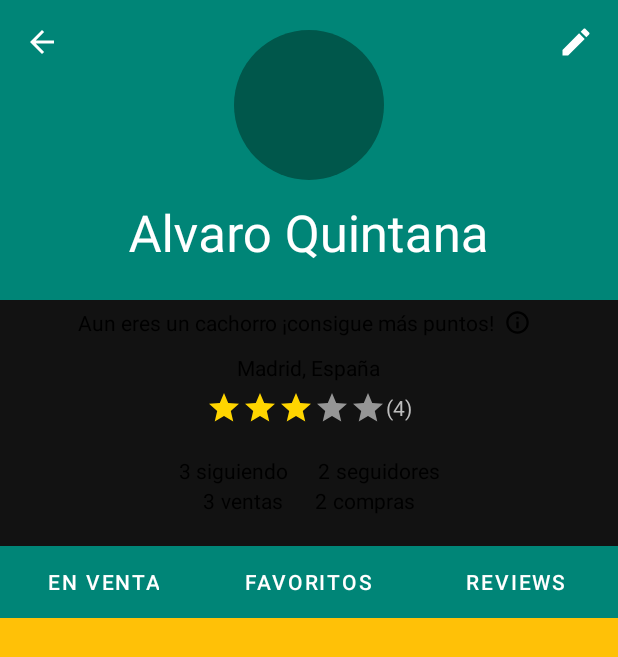
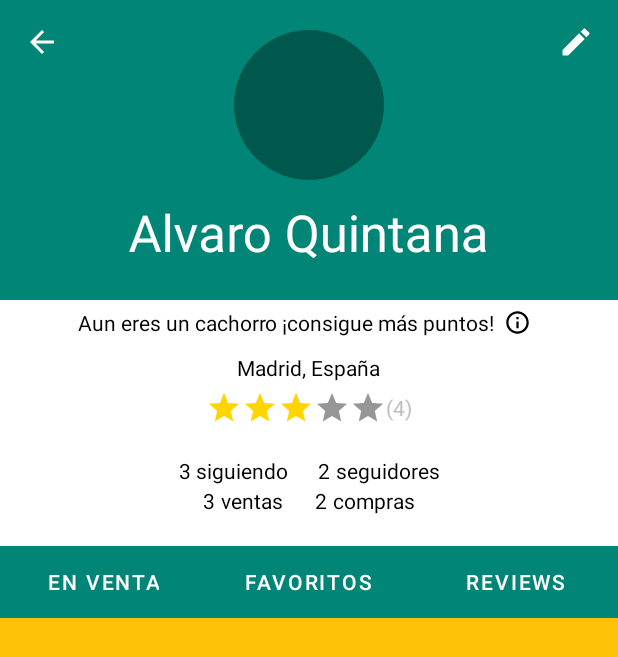
Before and after one commit to jrodriguezva/Mascotas, an Android app: the screen it shows after launch (ProfileActivity), tab 2 chosen, on a phone screen of 412 x 824 dp. Shown: the top 657 px of the screen. Run offline under Robolectric (Android 15) with nearby library versions, the phone set to English and light mode, and no system bars; our stand-ins replace CircleImageView.

Commit message:
change name profile xml files

```diff
--- a/app/src/main/java/es/architectcoders/mascotas/ui/activities/ProfileActivity.kt
+++ b/app/src/main/java/es/architectcoders/mascotas/ui/activities/ProfileActivity.kt
@@ -7,14 +7,14 @@ import android.view.MenuItem
 import es.architectcoders.mascotas.ui.adapters.ProfilePagerAdapter
 import es.architectcoders.mascotas.R
 import es.architectcoders.mascotas.ui.routers.goToEditProfileActivity
-import kotlinx.android.synthetic.main.activity_profile.*
+import kotlinx.android.synthetic.main.profile_activity.*
 
 
 class ProfileActivity : AppCompatActivity() {
 
     override fun onCreate(savedInstanceState: Bundle?) {
         super.onCreate(savedInstanceState)
-        setContentView(R.layout.activity_profile)
+        setContentView(R.layout.profile_activity)
         setSupportActionBar(toolbarProfile)
 
         val fragmentAdapter = ProfilePagerAdapter(supportFragmentManager)
--- a/app/src/main/java/es/architectcoders/mascotas/ui/fragments/ProfileFavoriteFragment.kt
+++ b/app/src/main/java/es/architectcoders/mascotas/ui/fragments/ProfileFavoriteFragment.kt
@@ -17,6 +17,6 @@ class ProfileFavoriteFragment : Fragment() {
     }
 
     override fun onCreateView(inflater: LayoutInflater, @Nullable container: ViewGroup?, @Nullable savedInstanceState: Bundle?): View? {
-        return inflater.inflate(R.layout.fragment_profile_favorite, container, false)
+        return inflater.inflate(R.layout.profile_favorite_fragment, container, false)
     }
 }
--- a/app/src/main/java/es/architectcoders/mascotas/ui/fragments/ProfileOnSaleFragment.kt
+++ b/app/src/main/java/es/architectcoders/mascotas/ui/fragments/ProfileOnSaleFragment.kt
@@ -12,6 +12,6 @@ import es.architectcoders.mascotas.R
 class ProfileOnSaleFragment : Fragment() {
 
     override fun onCreateView(inflater: LayoutInflater, @Nullable container: ViewGroup?, @Nullable savedInstanceState: Bundle?): View? {
-        return inflater.inflate(R.layout.fragment_profile_on_sale, container, false)
+        return inflater.inflate(R.layout.profile_on_sale_fragment, container, false)
     }
 }
--- a/app/src/main/java/es/architectcoders/mascotas/ui/fragments/ProfileReviewFragment.kt
+++ b/app/src/main/java/es/architectcoders/mascotas/ui/fragments/ProfileReviewFragment.kt
@@ -13,6 +13,6 @@ class ProfileReviewFragment : Fragment() {
 
     override fun onCreateView(inflater: LayoutInflater, @Nullable container: ViewGroup?,
                               @Nullable savedInstanceState: Bundle?): View? {
-        return inflater.inflate(R.layout.fragment_profile_review, container, false)
+        return inflater.inflate(R.layout.profile_review_fragment, container, false)
     }
 }
--- a/app/src/main/res/layout/activity_profile.xml
+++ b/app/src/main/res/layout/profile_activity.xml
@@ -5,6 +5,7 @@
     android:orientation="vertical"
     android:layout_width="match_parent"
     android:layout_height="match_parent"
+    android:background="@color/white"
     android:theme="@android:style/Theme.Black.NoTitleBar">
 
     <com.google.android.material.appbar.AppBarLayout
```
Also changed, not shown: app/src/main/res/layout/profile_favorite_fragment.xml (renamed from app/src/main/res/layout/fragment_profile_favorite.xml), app/src/main/res/layout/profile_on_sale_fragment.xml (renamed from app/src/main/res/layout/fragment_profile_on_sale.xml), app/src/main/res/layout/profile_review_fragment.xml (renamed from app/src/main/res/layout/fragment_profile_review.xml).
